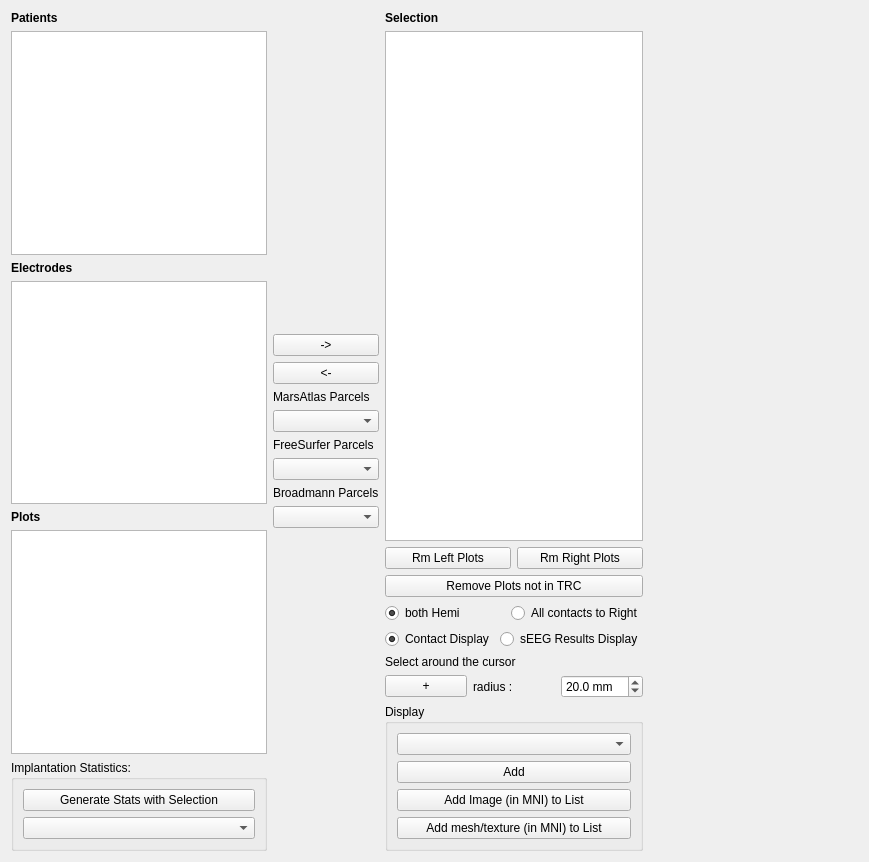
Old version of the form groupPlots.ui in the repository IntrAnatSEEGSoftware/IntrAnat.
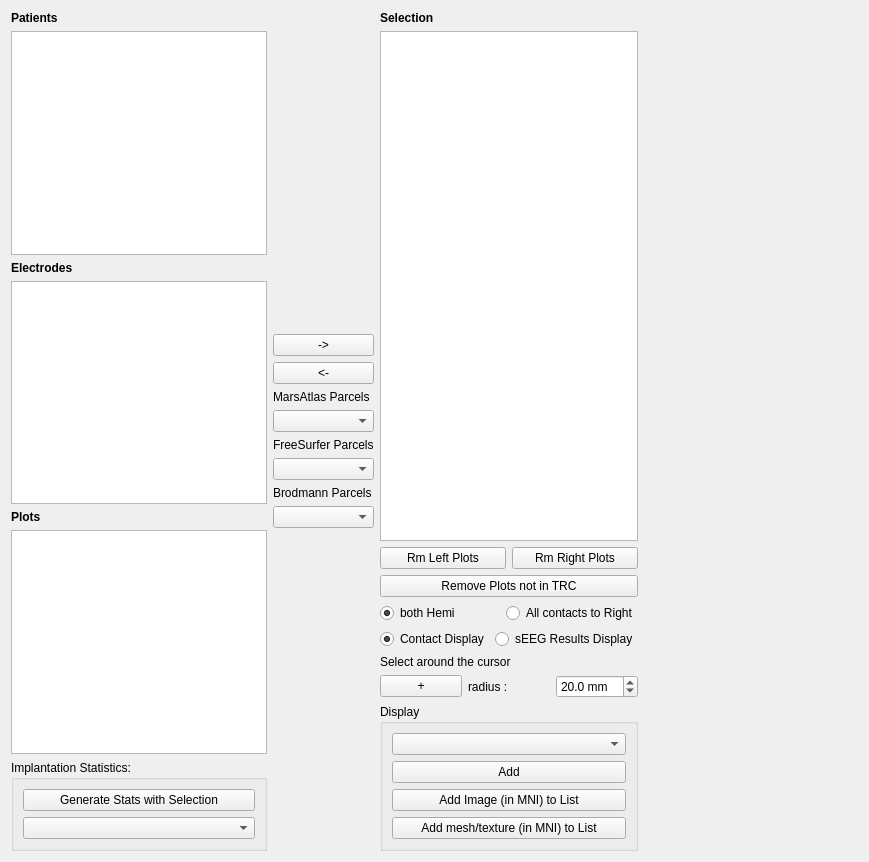
New version of the form.

What changed in the file:
```diff
--- a/groupPlots.ui
+++ b/groupPlots.ui
@@ -200,7 +200,7 @@
      <item>
       <widget class="QLabel" name="label_9">
        <property name="text">
-        <string>Broadmann Parcels</string>
+        <string>Brodmann Parcels</string>
        </property>
       </widget>
      </item>
```
